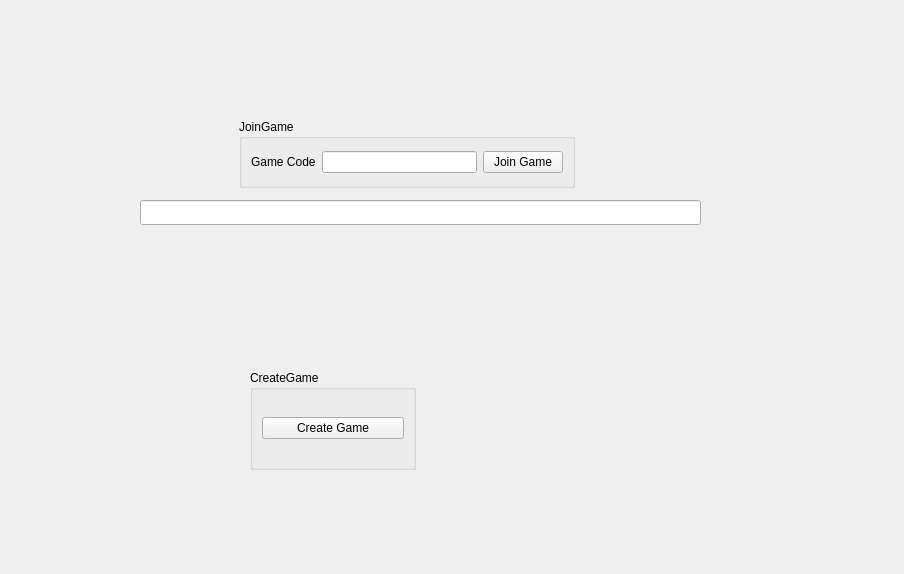
Luansair/Taller1-TP-Left4Dead, file Client/src/LobbyUI/lobbywindow.ui: the form before one commit.
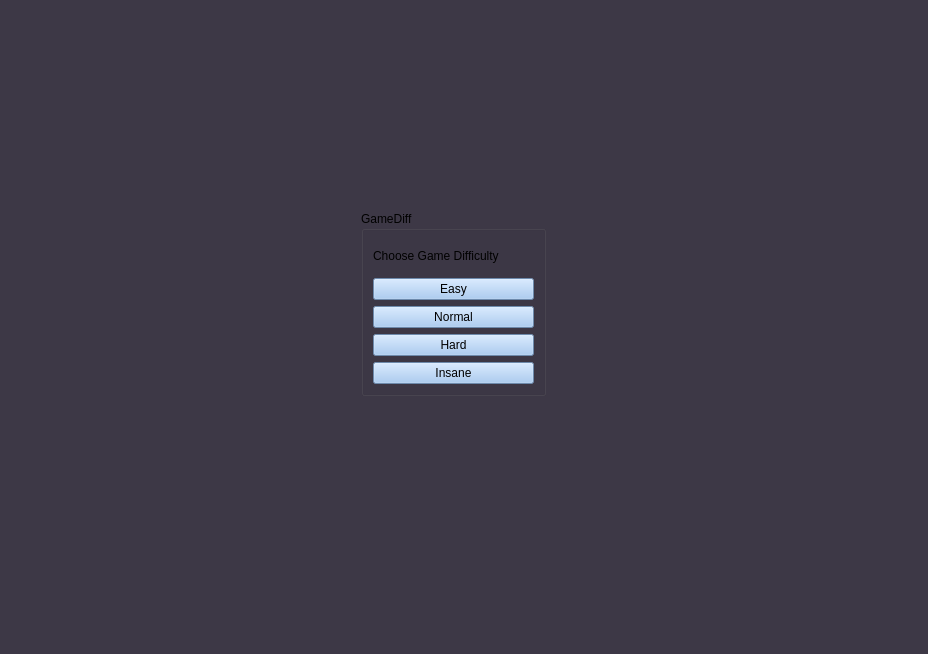
The form after the commit. The open tabs and pages were chosen to show the change.

Commit message:
feat(ui): se termina de implementar el lobby.
El lobby lanza una Qapp para que el usuario interactue. Se puede unir y crear partidas.
En lobbywindow.cpp esta toda la logica donde se pushean las request y se popea el feedback.

Se soluciona un error en el server que no enviaba feedback sobre el join (si fue exitoso o no).

```diff
--- a/Client/src/LobbyUI/lobbywindow.ui
+++ b/Client/src/LobbyUI/lobbywindow.ui
@@ -6,80 +6,1151 @@
    <rect>
     <x>0</x>
     <y>0</y>
-    <width>904</width>
-    <height>574</height>
+    <width>928</width>
+    <height>654</height>
    </rect>
   </property>
+  <property name="palette">
+   <palette>
+    <active>
+     <colorrole role="WindowText">
+      <brush brushstyle="SolidPattern">
+       <color alpha="255">
+        <red>255</red>
+        <green>255</green>
+        <blue>255</blue>
+       </color>
+      </brush>
+     </colorrole>
+     <colorrole role="Button">
+      <brush brushstyle="SolidPattern">
+       <color alpha="255">
+        <red>61</red>
+        <green>56</green>
+        <blue>70</blue>
+       </color>
+      </brush>
+     </colorrole>
+     <colorrole role="Light">
+      <brush brushstyle="SolidPattern">
+       <color alpha="255">
+        <red>92</red>
+        <green>84</green>
+        <blue>105</blue>
+       </color>
+      </brush>
+     </colorrole>
+     <colorrole role="Midlight">
+      <brush brushstyle="SolidPattern">
+       <color alpha="255">
+        <red>76</red>
+        <green>70</green>
+        <blue>87</blue>
+       </color>
+      </brush>
+     </colorrole>
+     <colorrole role="Dark">
+      <brush brushstyle="SolidPattern">
+       <color alpha="255">
+        <red>31</red>
+        <green>28</green>
+        <blue>35</blue>
+       </color>
+      </brush>
+     </colorrole>
+     <colorrole role="Mid">
+      <brush brushstyle="SolidPattern">
+       <color alpha="255">
+        <red>41</red>
+        <green>37</green>
+        <blue>47</blue>
+       </color>
+      </brush>
+     </colorrole>
+     <colorrole role="Text">
+      <brush brushstyle="SolidPattern">
+       <color alpha="255">
+        <red>255</red>
+        <green>255</green>
+        <blue>255</blue>
+       </color>
+      </brush>
+     </colorrole>
+     <colorrole role="BrightText">
+      <brush brushstyle="SolidPattern">
+       <color alpha="255">
+        <red>255</red>
+        <green>255</green>
+        <blue>255</blue>
+       </color>
+      </brush>
+     </colorrole>
+     <colorrole role="ButtonText">
+      <brush brushstyle="SolidPattern">
+       <color alpha="255">
+        <red>255</red>
+        <green>255</green>
+        <blue>255</blue>
+       </color>
+      </brush>
+     </colorrole>
+     <colorrole role="Base">
+      <brush brushstyle="SolidPattern">
+       <color alpha="255">
+        <red>0</red>
+        <green>0</green>
+        <blue>0</blue>
+       </color>
+      </brush>
+     </colorrole>
+     <colorrole role="Window">
+      <brush brushstyle="SolidPattern">
+       <color alpha="255">
+        <red>61</red>
+        <green>56</green>
+        <blue>70</blue>
+       </color>
+      </brush>
+     </colorrole>
+     <colorrole role="Shadow">
+      <brush brushstyle="SolidPattern">
+       <color alpha="255">
+        <red>0</red>
+        <green>0</green>
+        <blue>0</blue>
+       </color>
+      </brush>
+     </colorrole>
+     <colorrole role="AlternateBase">
+      <brush brushstyle="SolidPattern">
+       <color alpha="255">
+        <red>30</red>
+        <green>28</green>
+        <blue>35</blue>
+       </color>
+      </brush>
+     </colorrole>
+     <colorrole role="ToolTipBase">
+      <brush brushstyle="SolidPattern">
+       <color alpha="255">
+        <red>255</red>
+        <green>255</green>
+        <blue>220</blue>
+       </color>
+      </brush>
+     </colorrole>
+     <colorrole role="ToolTipText">
+      <brush brushstyle="SolidPattern">
+       <color alpha="255">
+        <red>0</red>
+        <green>0</green>
+        <blue>0</blue>
+       </color>
+      </brush>
+     </colorrole>
+     <colorrole role="PlaceholderText">
+      <brush brushstyle="SolidPattern">
+       <color alpha="128">
+        <red>255</red>
+        <green>255</green>
+        <blue>255</blue>
+       </color>
+      </brush>
+     </colorrole>
+    </active>
+    <inactive>
+     <colorrole role="WindowText">
+      <brush brushstyle="SolidPattern">
+       <color alpha="255">
+        <red>255</red>
+        <green>255</green>
+        <blue>255</blue>
+       </color>
+      </brush>
+     </colorrole>
+     <colorrole role="Button">
+      <brush brushstyle="SolidPattern">
+       <color alpha="255">
+        <red>61</red>
+        <green>56</green>
+        <blue>70</blue>
+       </color>
+      </brush>
+     </colorrole>
+     <colorrole role="Light">
+      <brush brushstyle="SolidPattern">
+       <color alpha="255">
+        <red>92</red>
+        <green>84</green>
+        <blue>105</blue>
+       </color>
+      </brush>
+     </colorrole>
+     <colorrole role="Midlight">
+      <brush brushstyle="SolidPattern">
+       <color alpha="255">
+        <red>76</red>
+        <green>70</green>
+        <blue>87</blue>
+       </color>
+      </brush>
+     </colorrole>
+     <colorrole role="Dark">
+      <brush brushstyle="SolidPattern">
+       <color alpha="255">
+        <red>31</red>
+        <green>28</green>
+        <blue>35</blue>
+       </color>
+      </brush>
+     </colorrole>
+     <colorrole role="Mid">
+      <brush brushstyle="SolidPattern">
+       <color alpha="255">
+        <red>41</red>
+        <green>37</green>
+        <blue>47</blue>
+       </color>
+      </brush>
+     </colorrole>
+     <colorrole role="Text">
+      <brush brushstyle="SolidPattern">
+       <color alpha="255">
+        <red>255</red>
+        <green>255</green>
+        <blue>255</blue>
+       </color>
+      </brush>
+     </colorrole>
+     <colorrole role="BrightText">
+      <brush brushstyle="SolidPattern">
+       <color alpha="255">
+        <red>255</red>
+        <green>255</green>
+        <blue>255</blue>
+       </color>
+      </brush>
+     </colorrole>
+     <colorrole role="ButtonText">
+      <brush brushstyle="SolidPattern">
+       <color alpha="255">
+        <red>255</red>
+        <green>255</green>
+        <blue>255</blue>
+       </color>
+      </brush>
+     </colorrole>
+     <colorrole role="Base">
+      <brush brushstyle="SolidPattern">
+       <color alpha="255">
+        <red>0</red>
+        <green>0</green>
+        <blue>0</blue>
+       </color>
+      </brush>
+     </colorrole>
+     <colorrole role="Window">
+      <brush brushstyle="SolidPattern">
+       <color alpha="255">
+        <red>61</red>
+        <green>56</green>
+        <blue>70</blue>
+       </color>
+      </brush>
+     </colorrole>
+     <colorrole role="Shadow">
+      <brush brushstyle="SolidPattern">
+       <color alpha="255">
+        <red>0</red>
+        <green>0</green>
+        <blue>0</blue>
+       </color>
+      </brush>
+     </colorrole>
+     <colorrole role="AlternateBase">
+      <brush brushstyle="SolidPattern">
+       <color alpha="255">
+        <red>30</red>
+        <green>28</green>
+        <blue>35</blue>
+       </color>
+      </brush>
+     </colorrole>
+     <colorrole role="ToolTipBase">
+      <brush brushstyle="SolidPattern">
+       <color alpha="255">
+        <red>255</red>
+        <green>255</green>
+        <blue>220</blue>
+       </color>
+      </brush>
+     </colorrole>
+     <colorrole role="ToolTipText">
+      <brush brushstyle="SolidPattern">
+       <color alpha="255">
+        <red>0</red>
+        <green>0</green>
+        <blue>0</blue>
+       </color>
+      </brush>
+     </colorrole>
+     <colorrole role="PlaceholderText">
+      <brush brushstyle="SolidPattern">
+       <color alpha="128">
+        <red>255</red>
+        <green>255</green>
+        <blue>255</blue>
+       </color>
+      </brush>
+     </colorrole>
+    </inactive>
+    <disabled>
+     <colorrole role="WindowText">
+      <brush brushstyle="SolidPattern">
+       <color alpha="255">
+        <red>31</red>
+        <green>28</green>
+        <blue>35</blue>
+       </color>
+      </brush>
+     </colorrole>
+     <colorrole role="Button">
+      <brush brushstyle="SolidPattern">
+       <color alpha="255">
+        <red>61</red>
+        <green>56</green>
+        <blue>70</blue>
+       </color>
+      </brush>
+     </colorrole>
+     <colorrole role="Light">
+      <brush brushstyle="SolidPattern">
+       <color alpha="255">
+        <red>92</red>
+        <green>84</green>
+        <blue>105</blue>
+       </color>
+      </brush>
+     </colorrole>
+     <colorrole role="Midlight">
+      <brush brushstyle="SolidPattern">
+       <color alpha="255">
+        <red>76</red>
+        <green>70</green>
+        <blue>87</blue>
+       </color>
+      </brush>
+     </colorrole>
+     <colorrole role="Dark">
+      <brush brushstyle="SolidPattern">
+       <color alpha="255">
+        <red>31</red>
+        <green>28</green>
+        <blue>35</blue>
+       </color>
+      </brush>
+     </colorrole>
+     <colorrole role="Mid">
+      <brush brushstyle="SolidPattern">
+       <color alpha="255">
+        <red>41</red>
+        <green>37</green>
+        <blue>47</blue>
+       </color>
+      </brush>
+     </colorrole>
+     <colorrole role="Text">
+      <brush brushstyle="SolidPattern">
+       <color alpha="255">
+        <red>31</red>
+        <green>28</green>
+        <blue>35</blue>
+       </color>
+      </brush>
+     </colorrole>
+     <colorrole role="BrightText">
+      <brush brushstyle="SolidPattern">
+       <color alpha="255">
+        <red>255</red>
+        <green>255</green>
+        <blue>255</blue>
+       </color>
+      </brush>
+     </colorrole>
+     <colorrole role="ButtonText">
+      <brush brushstyle="SolidPattern">
+       <color alpha="255">
+        <red>31</red>
+        <green>28</green>
+        <blue>35</blue>
+       </color>
+      </brush>
+     </colorrole>
+     <colorrole role="Base">
+      <brush brushstyle="SolidPattern">
+       <color alpha="255">
+        <red>61</red>
+        <green>56</green>
+        <blue>70</blue>
+       </color>
+      </brush>
+     </colorrole>
+     <colorrole role="Window">
+      <brush brushstyle="SolidPattern">
+       <color alpha="255">
+        <red>61</red>
+        <green>56</green>
+        <blue>70</blue>
+       </color>
+      </brush>
+     </colorrole>
+     <colorrole role="Shadow">
+      <brush brushstyle="SolidPattern">
+       <color alpha="255">
+        <red>0</red>
+        <green>0</green>
+        <blue>0</blue>
+       </color>
+      </brush>
+     </colorrole>
+     <colorrole role="AlternateBase">
+      <brush brushstyle="SolidPattern">
+       <color alpha="255">
+        <red>61</red>
+        <green>56</green>
+        <blue>70</blue>
+       </color>
+      </brush>
+     </colorrole>
+     <colorrole role="ToolTipBase">
+      <brush brushstyle="SolidPattern">
+       <color alpha="255">
+        <red>255</red>
+        <green>255</green>
+        <blue>220</blue>
+       </color>
+      </brush>
+     </colorrole>
+     <colorrole role="ToolTipText">
+      <brush brushstyle="SolidPattern">
+       <color alpha="255">
+        <red>0</red>
+        <green>0</green>
+        <blue>0</blue>
+       </color>
+      </brush>
+     </colorrole>
+     <colorrole role="PlaceholderText">
+      <brush brushstyle="SolidPattern">
+       <color alpha="128">
+        <red>255</red>
+        <green>255</green>
+        <blue>255</blue>
+       </color>
+      </brush>
+     </colorrole>
+    </disabled>
+   </palette>
+  </property>
   <property name="windowTitle">
    <string>Form</string>
   </property>
-  <widget class="QGroupBox" name="groupBox_joingame">
-   <property name="geometry">
-    <rect>
-     <x>239</x>
-     <y>119</y>
-     <width>336</width>
-     <height>69</height>
-    </rect>
-   </property>
-   <property name="title">
-    <string>JoinGame</string>
-   </property>
-   <layout class="QHBoxLayout" name="horizontalLayout">
-    <item>
-     <widget class="QLabel" name="label_gamecode">
-      <property name="text">
-       <string>Game Code</string>
-      </property>
+  <property name="styleSheet">
+   <string notr="true"/>
+  </property>
+  <layout class="QVBoxLayout" name="verticalLayout_4">
+   <item>
+    <widget class="QStackedWidget" name="stackedWidget">
+     <property name="palette">
+      <palette>
+       <active>
+        <colorrole role="WindowText">
+         <brush brushstyle="SolidPattern">
+          <color alpha="255">
+           <red>0</red>
+           <green>0</green>
+           <blue>0</blue>
+          </color>
+         </brush>
+        </colorrole>
+        <colorrole role="Button">
+         <brush brushstyle="SolidPattern">
+          <color alpha="255">
+           <red>153</red>
+           <green>193</green>
+           <blue>241</blue>
+          </color>
+         </brush>
+        </colorrole>
+        <colorrole role="Light">
+         <brush brushstyle="SolidPattern">
+          <color alpha="255">
+           <red>255</red>
+           <green>255</green>
+           <blue>255</blue>
+          </color>
+         </brush>
+        </colorrole>
+        <colorrole role="Midlight">
+         <brush brushstyle="SolidPattern">
+          <color alpha="255">
+           <red>204</red>
+           <green>224</green>
+           <blue>248</blue>
+          </color>
+         </brush>
+        </colorrole>
+        <colorrole role="Dark">
+         <brush brushstyle="SolidPattern">
+          <color alpha="255">
+           <red>76</red>
+           <green>96</green>
+           <blue>120</blue>
+          </color>
+         </brush>
+        </colorrole>
+        <colorrole role="Mid">
+         <brush brushstyle="SolidPattern">
+          <color alpha="255">
+           <red>102</red>
+           <green>129</green>
+           <blue>161</blue>
+          </color>
+         </brush>
+        </colorrole>
+        <colorrole role="Text">
+         <brush brushstyle="SolidPattern">
+          <color alpha="255">
+           <red>0</red>
+           <green>0</green>
+           <blue>0</blue>
+          </color>
+         </brush>
+        </colorrole>
+        <colorrole role="BrightText">
+         <brush brushstyle="SolidPattern">
+          <color alpha="255">
+           <red>255</red>
+           <green>255</green>
+           <blue>255</blue>
+          </color>
+         </brush>
+        </colorrole>
+        <colorrole role="ButtonText">
+         <brush brushstyle="SolidPattern">
+          <color alpha="255">
+           <red>0</red>
+           <green>0</green>
+           <blue>0</blue>
+          </color>
+         </brush>
+        </colorrole>
+        <colorrole role="Base">
+         <brush brushstyle="SolidPattern">
+          <color alpha="255">
+           <red>255</red>
+           <green>255</green>
+           <blue>255</blue>
+          </color>
+         </brush>
+        </colorrole>
+        <colorrole role="Window">
+         <brush brushstyle="SolidPattern">
+          <color alpha="255">
+           <red>153</red>
+           <green>193</green>
+           <blue>241</blue>
+          </color>
+         </brush>
+        </colorrole>
+        <colorrole role="Shadow">
+         <brush brushstyle="SolidPattern">
+          <color alpha="255">
+           <red>0</red>
+           <green>0</green>
+           <blue>0</blue>
+          </color>
+         </brush>
+        </colorrole>
+        <colorrole role="AlternateBase">
+         <brush brushstyle="SolidPattern">
+          <color alpha="255">
+           <red>204</red>
+           <green>224</green>
+           <blue>248</blue>
+          </color>
+         </brush>
+        </colorrole>
+        <colorrole role="ToolTipBase">
+         <brush brushstyle="SolidPattern">
+          <color alpha="255">
+           <red>255</red>
+           <green>255</green>
+           <blue>220</blue>
+          </color>
+         </brush>
+        </colorrole>
+        <colorrole role="ToolTipText">
+         <brush brushstyle="SolidPattern">
+          <color alpha="255">
+           <red>0</red>
+           <green>0</green>
+           <blue>0</blue>
+          </color>
+         </brush>
+        </colorrole>
+        <colorrole role="PlaceholderText">
+         <brush brushstyle="SolidPattern">
+          <color alpha="128">
+           <red>0</red>
+           <green>0</green>
+           <blue>0</blue>
+          </color>
+         </brush>
+        </colorrole>
+       </active>
+       <inactive>
+        <colorrole role="WindowText">
+         <brush brushstyle="SolidPattern">
+          <color alpha="255">
+           <red>0</red>
+           <green>0</green>
+           <blue>0</blue>
+          </color>
+         </brush>
+        </colorrole>
+        <colorrole role="Button">
+         <brush brushstyle="SolidPattern">
+          <color alpha="255">
+           <red>153</red>
+           <green>193</green>
+           <blue>241</blue>
+          </color>
+         </brush>
+        </colorrole>
+        <colorrole role="Light">
+         <brush brushstyle="SolidPattern">
+          <color alpha="255">
+           <red>255</red>
+           <green>255</green>
+           <blue>255</blue>
+          </color>
+         </brush>
+        </colorrole>
+        <colorrole role="Midlight">
+         <brush brushstyle="SolidPattern">
+          <color alpha="255">
+           <red>204</red>
+           <green>224</green>
+           <blue>248</blue>
+          </color>
+         </brush>
+        </colorrole>
+        <colorrole role="Dark">
+         <brush brushstyle="SolidPattern">
+          <color alpha="255">
+           <red>76</red>
+           <green>96</green>
+           <blue>120</blue>
+          </color>
+         </brush>
+        </colorrole>
+        <colorrole role="Mid">
+         <brush brushstyle="SolidPattern">
+          <color alpha="255">
+           <red>102</red>
+           <green>129</green>
+           <blue>161</blue>
+          </color>
+         </brush>
+        </colorrole>
+        <colorrole role="Text">
+         <brush brushstyle="SolidPattern">
+          <color alpha="255">
+           <red>0</red>
+           <green>0</green>
+           <blue>0</blue>
+          </color>
+         </brush>
+        </colorrole>
+        <colorrole role="BrightText">
+         <brush brushstyle="SolidPattern">
+          <color alpha="255">
+           <red>255</red>
+           <green>255</green>
+           <blue>255</blue>
+          </color>
+         </brush>
+        </colorrole>
+        <colorrole role="ButtonText">
+         <brush brushstyle="SolidPattern">
+          <color alpha="255">
+           <red>0</red>
+           <green>0</green>
+           <blue>0</blue>
+          </color>
+         </brush>
+        </colorrole>
+        <colorrole role="Base">
+         <brush brushstyle="SolidPattern">
+          <color alpha="255">
+           <red>255</red>
+           <green>255</green>
+           <blue>255</blue>
+          </color>
+         </brush>
+        </colorrole>
+        <colorrole role="Window">
+         <brush brushstyle="SolidPattern">
+          <color alpha="255">
+           <red>153</red>
+           <green>193</green>
+           <blue>241</blue>
+          </color>
+         </brush>
+        </colorrole>
+        <colorrole role="Shadow">
+         <brush brushstyle="SolidPattern">
+          <color alpha="255">
+           <red>0</red>
+           <green>0</green>
+           <blue>0</blue>
+          </color>
+         </brush>
+        </colorrole>
+        <colorrole role="AlternateBase">
+         <brush brushstyle="SolidPattern">
+          <color alpha="255">
+           <red>204</red>
+           <green>224</green>
+           <blue>248</blue>
+          </color>
+         </brush>
+        </colorrole>
+        <colorrole role="ToolTipBase">
+         <brush brushstyle="SolidPattern">
+          <color alpha="255">
+           <red>255</red>
+           <green>255</green>
+           <blue>220</blue>
+          </color>
+         </brush>
+        </colorrole>
+        <colorrole role="ToolTipText">
+         <brush brushstyle="SolidPattern">
+          <color alpha="255">
+           <red>0</red>
+           <green>0</green>
+           <blue>0</blue>
+          </color>
+         </brush>
+        </colorrole>
+        <colorrole role="PlaceholderText">
+         <brush brushstyle="SolidPattern">
+          <color alpha="128">
+           <red>0</red>
+           <green>0</green>
+           <blue>0</blue>
+          </color>
+         </brush>
+        </colorrole>
+       </inactive>
+       <disabled>
+        <colorrole role="WindowText">
+         <brush brushstyle="SolidPattern">
+          <color alpha="255">
+           <red>76</red>
+           <green>96</green>
+           <blue>120</blue>
+          </color>
+         </brush>
+        </colorrole>
+        <colorrole role="Button">
+         <brush brushstyle="SolidPattern">
+          <color alpha="255">
+           <red>153</red>
+           <green>193</green>
+           <blue>241</blue>
+          </color>
+         </brush>
+        </colorrole>
+        <colorrole role="Light">
+         <brush brushstyle="SolidPattern">
+          <color alpha="255">
+           <red>255</red>
+           <green>255</green>
+           <blue>255</blue>
+          </color>
+         </brush>
+        </colorrole>
+        <colorrole role="Midlight">
+         <brush brushstyle="SolidPattern">
+          <color alpha="255">
+           <red>204</red>
+           <green>224</green>
+           <blue>248</blue>
+          </color>
+         </brush>
+        </colorrole>
+        <colorrole role="Dark">
+         <brush brushstyle="SolidPattern">
+          <color alpha="255">
+           <red>76</red>
+           <green>96</green>
+           <blue>120</blue>
+          </color>
+         </brush>
+        </colorrole>
+        <colorrole role="Mid">
+         <brush brushstyle="SolidPattern">
+          <color alpha="255">
+           <red>102</red>
+           <green>129</green>
+           <blue>161</blue>
+          </color>
+         </brush>
+        </colorrole>
+        <colorrole role="Text">
+         <brush brushstyle="SolidPattern">
+          <color alpha="255">
+           <red>76</red>
+           <green>96</green>
+           <blue>120</blue>
+          </color>
+         </brush>
+        </colorrole>
+        <colorrole role="BrightText">
+         <brush brushstyle="SolidPattern">
+          <color alpha="255">
+           <red>255</red>
+           <green>255</green>
+           <blue>255</blue>
+          </color>
+         </brush>
+        </colorrole>
+        <colorrole role="ButtonText">
+         <brush brushstyle="SolidPattern">
+          <color alpha="255">
+           <red>76</red>
+           <green>96</green>
+           <blue>120</blue>
+          </color>
+         </brush>
+        </colorrole>
+        <colorrole role="Base">
+         <brush brushstyle="SolidPattern">
+          <color alpha="255">
+           <red>153</red>
+           <green>193</green>
+           <blue>241</blue>
+          </color>
+         </brush>
+        </colorrole>
+        <colorrole role="Window">
+         <brush brushstyle="SolidPattern">
+          <color alpha="255">
+           <red>153</red>
+           <green>193</green>
+           <blue>241</blue>
+          </color>
+         </brush>
+        </colorrole>
+        <colorrole role="Shadow">
+         <brush brushstyle="SolidPattern">
+          <color alpha="255">
+           <red>0</red>
+           <green>0</green>
+           <blue>0</blue>
+          </color>
+         </brush>
+        </colorrole>
+        <colorrole role="AlternateBase">
+         <brush brushstyle="SolidPattern">
+          <color alpha="255">
+           <red>153</red>
+           <green>193</green>
+           <blue>241</blue>
+          </color>
+         </brush>
+        </colorrole>
+        <colorrole role="ToolTipBase">
+         <brush brushstyle="SolidPattern">
+          <color alpha="255">
+           <red>255</red>
+           <green>255</green>
+           <blue>220</blue>
+          </color>
+         </brush>
+        </colorrole>
+        <colorrole role="ToolTipText">
+         <brush brushstyle="SolidPattern">
+          <color alpha="255">
+           <red>0</red>
+           <green>0</green>
+           <blue>0</blue>
+          </color>
+         </brush>
+        </colorrole>
+        <colorrole role="PlaceholderText">
+         <brush brushstyle="SolidPattern">
+          <color alpha="128">
+           <red>0</red>
+           <green>0</green>
+           <blue>0</blue>
+          </color>
+         </brush>
+        </colorrole>
+       </disabled>
+      </palette>
+     </property>
+     <property name="currentIndex">
+      <number>1</number>
+     </property>
+     <widget class="QWidget" name="page_game">
+      <widget class="QGroupBox" name="groupBox_joingame">
+       <property name="geometry">
+        <rect>
+         <x>160</x>
+         <y>110</y>
+         <width>336</width>
+         <height>69</height>
+        </rect>
+       </property>
+       <property name="title">
+        <string>JoinGame</string>
+       </property>
+       <layout class="QHBoxLayout" name="horizontalLayout">
+        <item>
+         <widget class="QLabel" name="label_gamecode">
+          <property name="text">
+           <string>Game Code</string>
+          </property>
+         </widget>
+        </item>
+        <item>
+         <widget class="QLineEdit" name="lineEdit_gamecode"/>
+        </item>
+        <item>
+         <widget class="QPushButton" name="pushButton_joingame">
+          <property name="text">
+           <string>Join Game</string>
+          </property>
+         </widget>
+        </item>
+       </layout>
+      </widget>
+      <widget class="QGroupBox" name="groupBox_creategame">
+       <property name="geometry">
+        <rect>
+         <x>220</x>
+         <y>230</y>
+         <width>166</width>
+         <height>100</height>
+        </rect>
+       </property>
+       <property name="title">
+        <string>CreateGame</string>
+       </property>
+       <layout class="QVBoxLayout" name="verticalLayout">
+        <item>
+         <widget class="QPushButton" name="pushButton_creategame">
+          <property name="text">
+           <string>Create Game</string>
+          </property>
+         </widget>
+        </item>
+       </layout>
+      </widget>
      </widget>
-    </item>
-    <item>
-     <widget class="QLineEdit" name="lineEdit_gamecode"/>
-    </item>
-    <item>
-     <widget class="QPushButton" name="pushButton_joingame">
-      <property name="text">
-       <string>Join Game</string>
-      </property>
+     <widget class="QWidget" name="page_gamecode">
+      <widget class="QGroupBox" name="groupBox">
+       <property name="geometry">
+        <rect>
+         <x>200</x>
+         <y>240</y>
+         <width>414</width>
+         <height>115</height>
+        </rect>
+       </property>
+       <property name="title">
+        <string>GameCode</string>
+       </property>
+       <layout class="QVBoxLayout" name="verticalLayout_6">
+        <item>
+         <widget class="QLabel" name="label_gamecoderecv">
+          <property name="text">
+           <string>Game code</string>
+          </property>
+         </widget>
+        </item>
+        <item>
+         <widget class="QLineEdit" name="lineEdit_gamecoderecv">
+          <property name="readOnly">
+           <bool>true</bool>
+          </property>
+         </widget>
+        </item>
+        <item>
+         <widget class="QLabel" name="label_info">
+          <property name="text">
+           <string>This code is needed to join your game. Save it somewhere</string>
+          </property>
+         </widget>
+        </item>
+       </layout>
+      </widget>
+      <widget class="QPushButton" name="pushButton">
+       <property name="geometry">
+        <rect>
+         <x>360</x>
+         <y>400</y>
+         <width>89</width>
+         <height>25</height>
+        </rect>
+       </property>
+       <property name="text">
+        <string>Continue</string>
+       </property>
+      </widget>
      </widget>
-    </item>
-   </layout>
-  </widget>
-  <widget class="QGroupBox" name="groupBox_creategame">
-   <property name="geometry">
-    <rect>
-     <x>250</x>
-     <y>370</y>
-     <width>166</width>
-     <height>100</height>
-    </rect>
-   </property>
-   <property name="title">
-    <string>CreateGame</string>
-   </property>
-   <layout class="QVBoxLayout" name="verticalLayout">
-    <item>
-     <widget class="QPushButton" name="pushButton_creategame">
-      <property name="text">
-       <string>Create Game</string>
-      </property>
+     <widget class="QWidget" name="page_picksoldier">
+      <widget class="QGroupBox" name="groupBox_soldierpick">
+       <property name="geometry">
+        <rect>
+         <x>350</x>
+         <y>140</y>
+         <width>122</width>
+         <height>154</height>
+        </rect>
+       </property>
+       <property name="title">
+        <string>PickSoldier</string>
+       </property>
+       <layout class="QVBoxLayout" name="verticalLayout_2">
+        <item>
+         <widget class="QLabel" name="label">
+          <property name="text">
+           <string>Pick a soldier</string>
+          </property>
+         </widget>
+        </item>
+        <item>
+         <widget class="QPushButton" name="pushButton_p90soldier">
+          <property name="text">
+           <string>P90 Soldier</string>
+          </property>
+         </widget>
+        </item>
+        <item>
+         <widget class="QPushButton" name="pushButton_idfsoldier">
+          <property name="text">
+           <string>Idf Soldier</string>
+          </property>
+         </widget>
+        </item>
+        <item>
+         <widget class="QPushButton" name="pushButton_scoutsoldier">
+          <property name="text">
+           <string>Scout Soldier</string>
+          </property>
+         </widget>
+        </item>
+       </layout>
+      </widget>
      </widget>
-    </item>
-   </layout>
-  </widget>
-  <widget class="QLineEdit" name="lineEdit_joingame_feed">
-   <property name="geometry">
-    <rect>
-     <x>140</x>
-     <y>200</y>
-     <width>561</width>
-     <height>25</height>
-    </rect>
-   </property>
-   <property name="readOnly">
-    <bool>true</bool>
-   </property>
-  </widget>
+     <widget class="QWidget" name="page_pickgametype">
+      <widget class="QGroupBox" name="groupBox_gametype">
+       <property name="geometry">
+        <rect>
+         <x>340</x>
+         <y>210</y>
+         <width>154</width>
+         <height>123</height>
+        </rect>
+       </property>
+       <property name="title">
+        <string>GameType</string>
+       </property>
+       <layout class="QVBoxLayout" name="verticalLayout_3">
+        <item>
+         <widget class="QLabel" name="label_choosegametype">
+          <property name="text">
+           <string>Choose Game Type</string>
+          </property>
+         </widget>
+        </item>
+        <item>
+         <widget class="QPushButton" name="pushButton_survival">
+          <property name="text">
+           <string>Survival</string>
+          </property>
+         </widget>
+        </item>
+        <item>
+         <widget class="QPushButton" name="pushButton_clearthezone">
+          <property name="text">
+           <string>Clear the zone</string>
+          </property>
+         </widget>
+        </item>
+       </layout>
+      </widget>
+     </widget>
+     <widget class="QWidget" name="page_pickgamediff">
+      <widget class="QGroupBox" name="groupBox_gamediff">
+       <property name="geometry">
+        <rect>
+         <x>350</x>
+         <y>200</y>
+         <width>185</width>
+         <height>185</height>
+        </rect>
+       </property>
+       <property name="title">
+        <string>GameDiff</string>
+       </property>
+       <layout class="QVBoxLayout" name="verticalLayout_5">
+        <item>
+         <widget class="QLabel" name="label_choosegamediff">
+          <property name="text">
+           <string>Choose Game Difficulty</string>
+          </property>
+         </widget>
+        </item>
+        <item>
+         <widget class="QPushButton" name="pushButton_easy">
+          <property name="text">
+           <string>Easy</string>
+          </property>
+         </widget>
+        </item>
+        <item>
+         <widget class="QPushButton" name="pushButton_normal">
+          <property name="text">
+           <string>Normal</string>
+          </property>
+         </widget>
+        </item>
+        <item>
+         <widget class="QPushButton" name="pushButton_hard">
+          <property name="text">
+           <string>Hard</string>
+          </property>
+         </widget>
+        </item>
+        <item>
+         <widget class="QPushButton" name="pushButton_insane">
+          <property name="text">
+           <string>Insane</string>
+          </property>
+         </widget>
+        </item>
+       </layout>
+      </widget>
+     </widget>
+    </widget>
+   </item>
+  </layout>
  </widget>
  <resources/>
  <connections/>
```
The commit also changes 5 other files.
